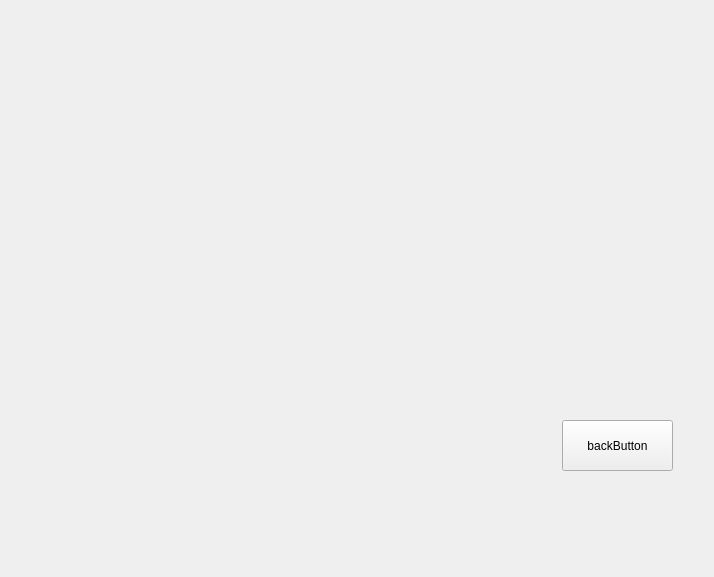
Before: the Qt Designer form smo/smo/automode.ui in grih9/SMO21, drawn with Qt 5.
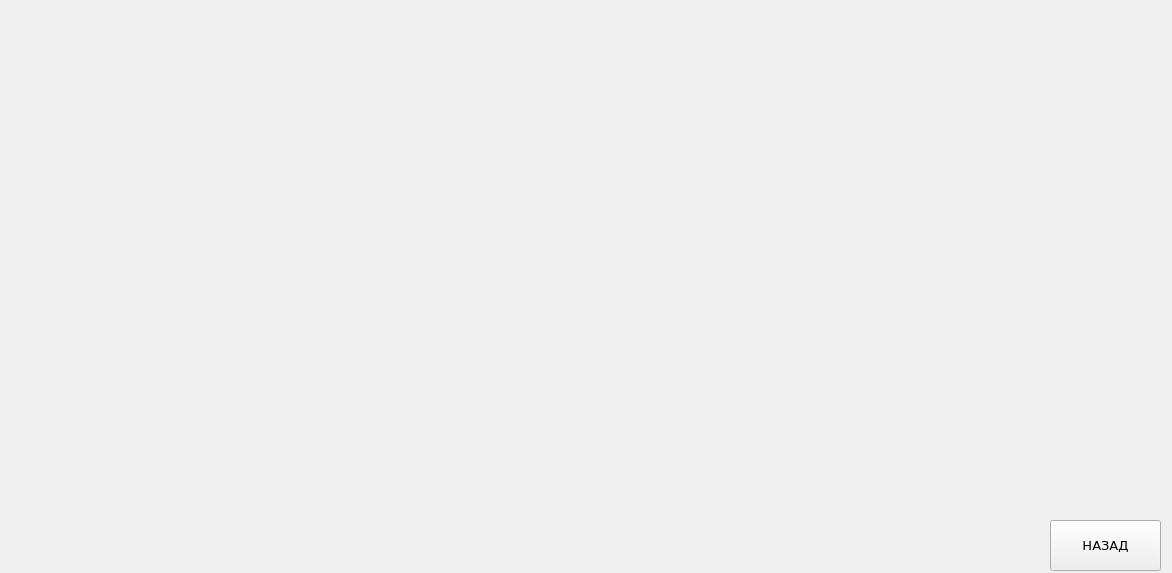
After: the same form once the commit is applied.

The edit to the form file:
```diff
--- a/smo/smo/automode.ui
+++ b/smo/smo/automode.ui
@@ -6,8 +6,8 @@
    <rect>
     <x>0</x>
     <y>0</y>
-    <width>714</width>
-    <height>577</height>
+    <width>1172</width>
+    <height>573</height>
    </rect>
   </property>
   <property name="windowTitle">
@@ -16,16 +16,33 @@
   <widget class="QPushButton" name="backButton">
    <property name="geometry">
     <rect>
-     <x>562</x>
-     <y>420</y>
+     <x>1050</x>
+     <y>520</y>
      <width>111</width>
      <height>51</height>
     </rect>
    </property>
+   <property name="font">
+    <font>
+     <family>Verdana</family>
+     <pointsize>10</pointsize>
+    </font>
+   </property>
    <property name="text">
-    <string>backButton</string>
+    <string>НАЗАД</string>
    </property>
   </widget>
+  <widget class="QWidget" name="horizontalLayoutWidget">
+   <property name="geometry">
+    <rect>
+     <x>20</x>
+     <y>20</y>
+     <width>1131</width>
+     <height>481</height>
+    </rect>
+   </property>
+   <layout class="QHBoxLayout" name="horizontalLayout"/>
+  </widget>
  </widget>
  <resources/>
  <connections/>
```
